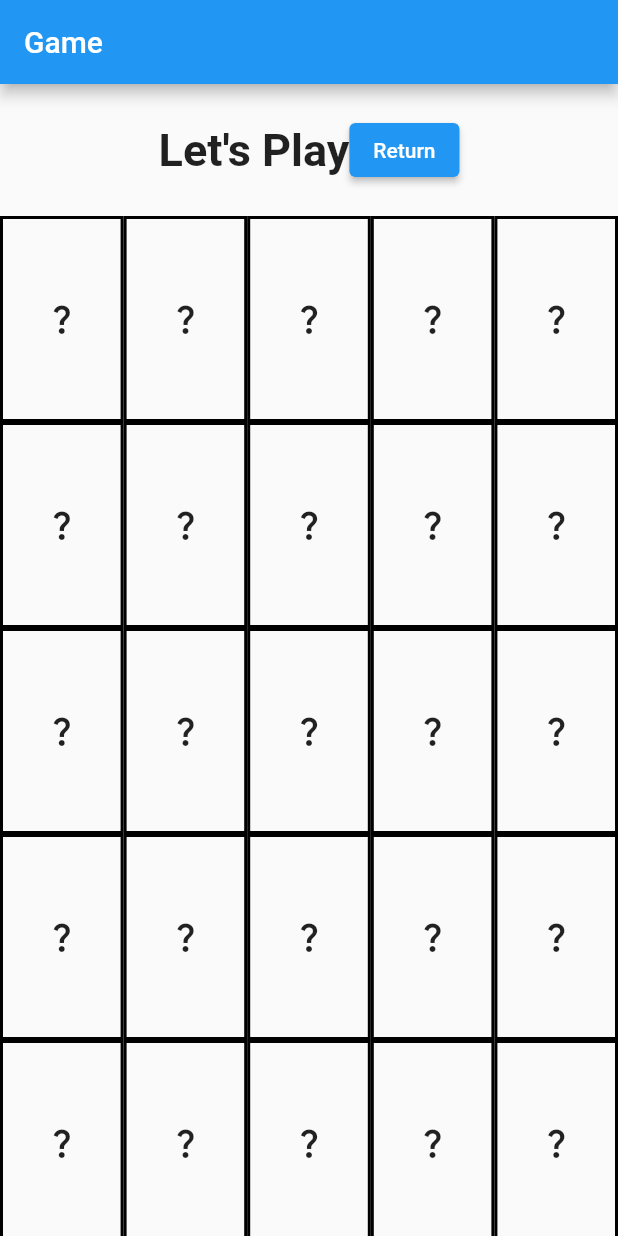
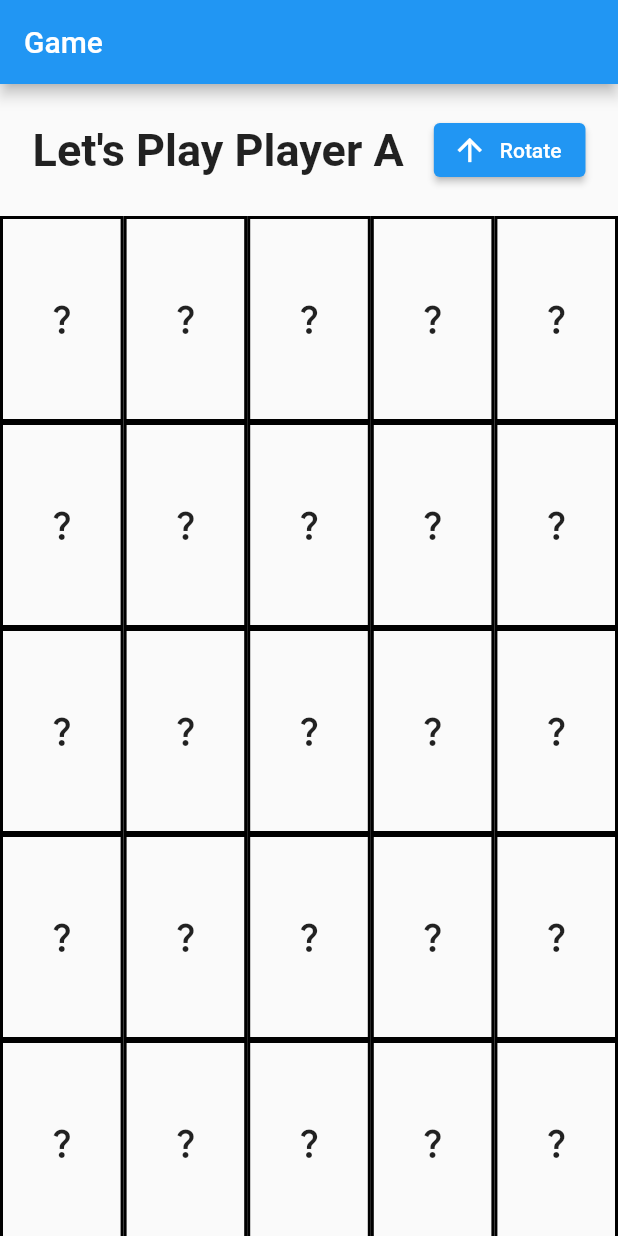
Before and after one commit to dleyvacastro/BattleNavi, a Flutter app: the screen it shows after launch, after a tap on "Start Game", on a phone screen of 412 x 824 dp. Run offline on Flutter 3.47's test engine with Material 2 defaults, Android fonts, the phone set to English and light mode, and no system bars; our stand-ins replace get.

Commit message:
pinche felipe remix

```diff
--- a/lib/ui/pages/Game.dart
+++ b/lib/ui/pages/Game.dart
@@ -9,9 +9,37 @@ class Game extends StatefulWidget {
 }
 
 class _GameState extends State<Game> {
+  var icons = {
+    "U": Icons.arrow_upward,
+    "R": Icons.arrow_forward,
+    "D": Icons.arrow_downward,
+    "L": Icons.arrow_back,
+  };
+
+
   @override
   Widget build(BuildContext context) {
     GameController controller = Get.find();
+
+    Icon getBoardIcon(index){
+      if (controller.currentPlayer == "A"){
+        if (controller.ships.contains(index)){
+          return const Icon(Icons.star);
+        } else {
+          return const Icon(Icons.question_mark);
+        }
+      } else {
+        if (controller.pressed.contains(index)){
+          if (controller.ships.contains(index)){
+            return const Icon(Icons.circle);
+          } else {
+            return const Icon(Icons.close);
+          }
+        } else {
+          return const Icon(Icons.question_mark);
+        }
+      }
+    }
     return MaterialApp(
       debugShowCheckedModeBanner: false,
       home: Scaffold(
@@ -29,15 +57,27 @@ class _GameState extends State<Game> {
                   child: Row(
                     mainAxisAlignment: MainAxisAlignment.center,
                     children: <Widget>[
-                      Text('Let\'s Play', style: TextStyle(fontSize: 30, fontWeight: FontWeight.bold)),
-                      ElevatedButton(
+                      Container(
+                        margin: const EdgeInsets.only(right: 20),
+                        child: Text('Let\'s Play Player ${controller.currentPlayer}', style: TextStyle(fontSize: 30, fontWeight: FontWeight.bold)),
+                      ),
+                      controller.currentPlayer == "B" ? ElevatedButton(
                         onPressed: () {
                           // go back
                           controller.changePlayer();
+                          controller.reset();
                           Get.back();
                         },
-                        child: Text('Return'),
-                      )
+                        child: const Text('Return'),
+                      ) : ElevatedButton.icon(
+                        onPressed: () {
+                          controller.rotateOrientation();
+                          setState(() {
+
+                          });
+                        },
+                        icon: Icon(icons[controller.orientation]), label: const Text('Rotate'),
+                      ),
                     ],
                   ),
                 ),
@@ -56,8 +96,9 @@ class _GameState extends State<Game> {
                             controller.addShip(index);
                           } else{
                             controller.addPressed(index);
-                            setState(() {});
                           }
+                          setState(() {});
+                          controller.checkWin(index);
                         },
                         child: GridTile(
 
@@ -84,7 +125,7 @@ class _GameState extends State<Game> {
                               ),
                             ),
                           ),
-                          child: Icon(controller.checkShip(index) && controller.pressed.contains(index) ? Icons.circle : !controller.checkShip(index) && controller.pressed.contains(index) ? Icons.close : Icons.question_mark),
+                          child: getBoardIcon(index),
                         ))),
                   ),
                 )
--- a/lib/ui/pages/MyHome.dart
+++ b/lib/ui/pages/MyHome.dart
@@ -18,21 +18,12 @@ class App extends StatelessWidget {
           child: Column(
             mainAxisAlignment: MainAxisAlignment.center,
             children: <Widget>[
-              const Text('Start Game'),
               ElevatedButton(
                 onPressed: () {
                   Get.to(() => Game());
                 },
                 child: const Text('Start Game'),
               ),
-              ElevatedButton(
-                onPressed: (){
-                  var ships = controller.ships;
-                  print("Ships: $ships");
-                  print("Current Player: ${controller.currentPlayer}");
-                },
-                child: const Text('Show Ships'),
-              )
             ],
           ),
         ),
```
Also changed, not shown: lib/ui/controller/GameController.dart (+67 -2 lines).
